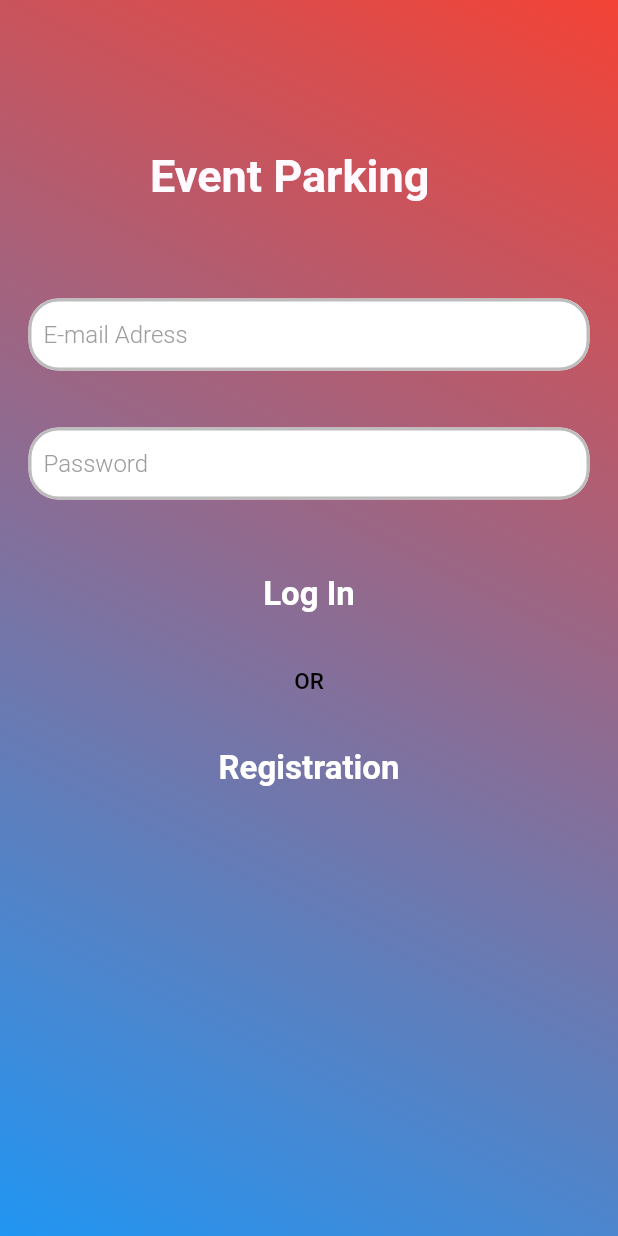
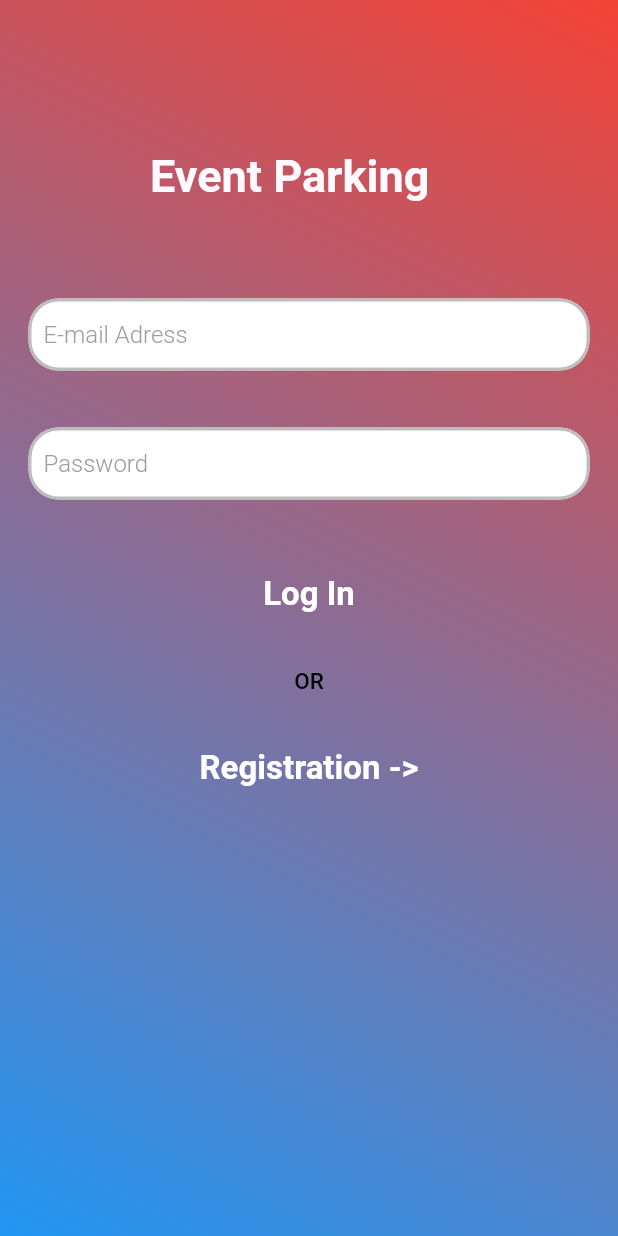
Before and after one commit to ajuarez99/EventParking, a Flutter app: the screen it shows after launch, on a phone screen of 412 x 824 dp. Run offline on Flutter 3.47's test engine with Material 2 defaults, Android fonts, the phone set to English and light mode, and no system bars; our stand-ins replace google_maps_flutter; missing offline and left inert: amazon_cognito_identity_dart; Roboto replaces fonts that are missing (OpenSans).

Commit message:
sign in screens slide one way now

```diff
--- a/eventparking/lib/screens/IntroScreens/RegistrationScreen.dart
+++ b/eventparking/lib/screens/IntroScreens/RegistrationScreen.dart
@@ -1,11 +1,7 @@
 import 'package:eventparking/widgets/SignUp/RegistrationFields.dart';
 import 'package:flutter/material.dart';
 
-class RegistrationScreen extends StatefulWidget {
-  _RegistrationScreenState createState() => _RegistrationScreenState();
-}
-
-class _RegistrationScreenState extends State<RegistrationScreen> {
+class RegistrationScreen extends StatelessWidget {
   final RegistrationFields fields = RegistrationFields(
       email: TextEditingController(), password: TextEditingController());
   @override
--- a/eventparking/lib/screens/IntroScreens/SignInScreen.dart
+++ b/eventparking/lib/screens/IntroScreens/SignInScreen.dart
@@ -1,3 +1,4 @@
+import 'package:eventparking/screens/IntroScreens/RegistrationScreen.dart';
 import 'package:eventparking/services/secret.dart';
 import 'package:eventparking/widgets/CustomButton.dart';
 import "package:flutter/material.dart";
@@ -43,8 +44,8 @@ class _SignInScreenState extends State<SignInScreen> {
 
   @override
   Widget build(BuildContext context) {
-    return Scaffold(
-      body: Stack(
+    return PageView(scrollDirection: Axis.horizontal, children: <Widget>[
+      Stack(
         children: <Widget>[
           Stack(
             alignment: Alignment.topLeft,
@@ -119,7 +120,7 @@ class _SignInScreenState extends State<SignInScreen> {
                     padding: const EdgeInsets.symmetric(
                         vertical: 14.0, horizontal: 40.0),
                     child: CustomButton(
-                      title: "Registration",
+                      title: "Registration ->",
                       fontSize: 22,
                       fontWeight: FontWeight.w700,
                       textColor: Colors.white,
@@ -149,7 +150,8 @@ class _SignInScreenState extends State<SignInScreen> {
           ),
         ],
       ),
-    );
+      RegistrationScreen()
+    ]);
   }
 
   void _changeBlackVisible() {
```
